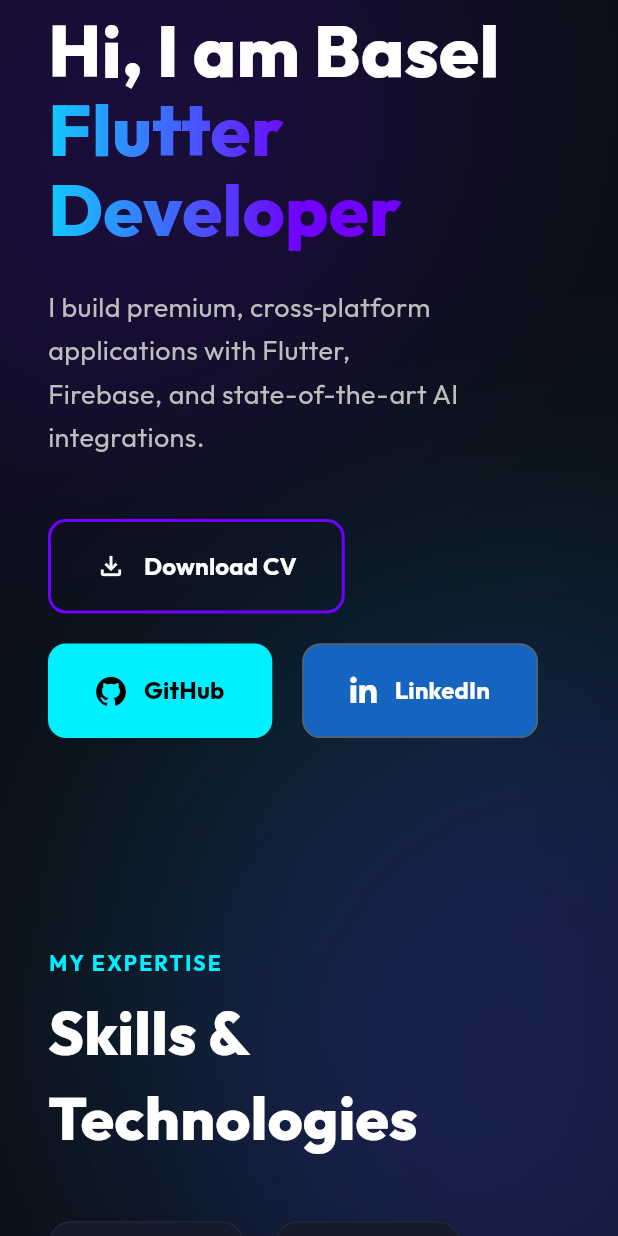
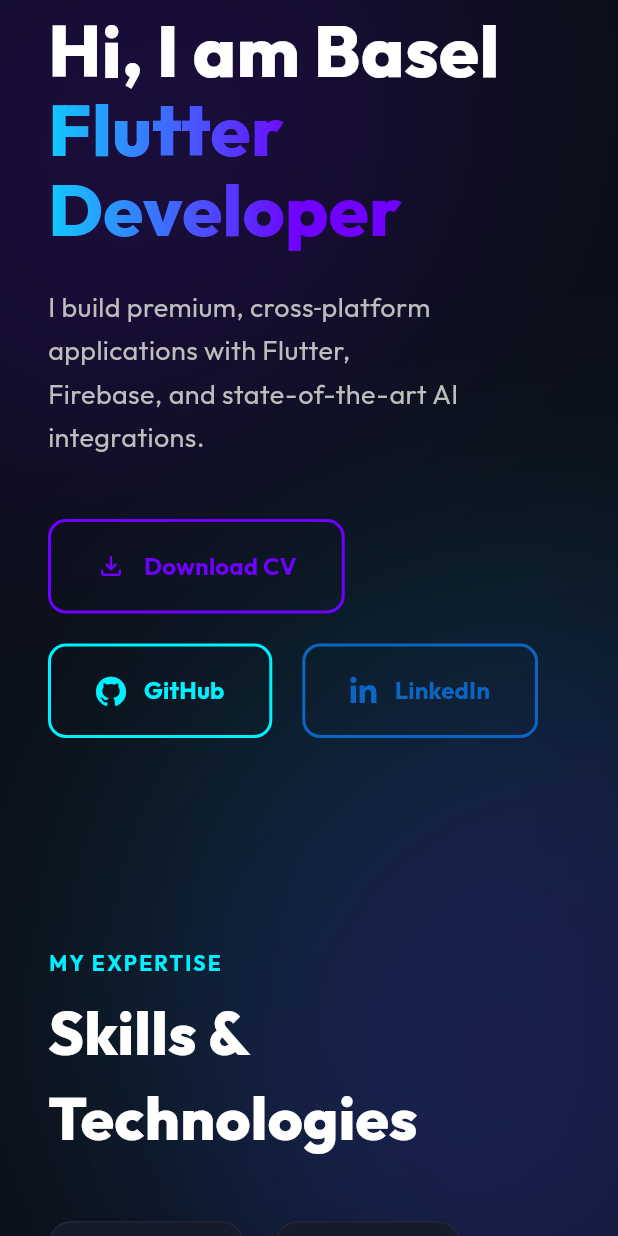
Before and after one commit to Baseljamal/Portfolio, a Flutter app: the screen it shows after launch, scrolled down 576 dp, after a tap on "Download CV", on a phone screen of 412 x 824 dp. Run offline on Flutter 3.47's test engine with Material 3 defaults, Android fonts, the phone set to English and light mode, and no system bars; drawn by our look-alikes of flutter_animate; our stand-ins replace font_awesome_flutter, google_fonts.

Commit message:
feat: add CV PDF asset and refactor hero section buttons to outlined style with consistent hover states

```diff
--- a/lib/widgets/hero_section.dart
+++ b/lib/widgets/hero_section.dart
@@ -84,32 +84,27 @@
           spacing: 20,
           runSpacing: 20,
           children: [
-            ElevatedButton(
+            OutlinedButton(
               onPressed: () => launchUrl(
                 Uri.parse(
-                  'https://raw.githubusercontent.com/Baseljamal/Portfolio/main/assets/resume.pdf',
+                  'https://raw.githubusercontent.com/Baseljamal/Portfolio/main/assets/cv.pdf',
                 ),
               ),
               style:
-                  ElevatedButton.styleFrom(
-                    backgroundColor: Colors.transparent,
-                    foregroundColor: Colors.white,
+                  OutlinedButton.styleFrom(
+                    foregroundColor: const Color(0xFF7000FF),
                     padding: const EdgeInsets.symmetric(
                       horizontal: 32,
                       vertical: 20,
                     ),
+                    side: const BorderSide(color: Color(0xFF7000FF), width: 2),
                     shape: RoundedRectangleBorder(
                       borderRadius: BorderRadius.circular(12),
-                      side: const BorderSide(
-                        color: Color(0xFF7000FF),
-                        width: 2,
                     ),
-                    ),
-                    elevation: 0,
                   ).copyWith(
                     backgroundColor: WidgetStateProperty.resolveWith((states) {
                       if (states.contains(WidgetState.hovered)) {
-                        return const Color(0xFF7000FF).withValues(alpha: 0.2);
+                        return const Color(0xFF7000FF).withValues(alpha: 0.1);
                       }
                       return Colors.transparent;
                     }),
@@ -126,19 +121,27 @@
                 ],
               ),
             ),
-            ElevatedButton(
+            OutlinedButton(
               onPressed: () =>
                   launchUrl(Uri.parse('https://github.com/Baseljamal')),
-              style: ElevatedButton.styleFrom(
-                backgroundColor: Theme.of(context).primaryColor,
-                foregroundColor: Colors.black,
+              style:
+                  OutlinedButton.styleFrom(
+                    foregroundColor: const Color(0xFF00F0FF),
                     padding: const EdgeInsets.symmetric(
                       horizontal: 32,
                       vertical: 20,
                     ),
+                    side: const BorderSide(color: Color(0xFF00F0FF), width: 2),
                     shape: RoundedRectangleBorder(
                       borderRadius: BorderRadius.circular(12),
                     ),
+                  ).copyWith(
+                    backgroundColor: WidgetStateProperty.resolveWith((states) {
+                      if (states.contains(WidgetState.hovered)) {
+                        return const Color(0xFF00F0FF).withValues(alpha: 0.1);
+                      }
+                      return Colors.transparent;
+                    }),
                   ),
               child: const Row(
                 mainAxisSize: MainAxisSize.min,
@@ -156,17 +159,24 @@
               onPressed: () => launchUrl(
                 Uri.parse('https://www.linkedin.com/in/basel-jamal-abdullah'),
               ),
-              style: OutlinedButton.styleFrom(
-                foregroundColor: Colors.white,
-                backgroundColor: Colors.blue[800],
-                side: BorderSide(color: Colors.grey.shade700),
+              style:
+                  OutlinedButton.styleFrom(
+                    foregroundColor: const Color(0xFF0A66C2),
                     padding: const EdgeInsets.symmetric(
                       horizontal: 32,
                       vertical: 20,
                     ),
+                    side: const BorderSide(color: Color(0xFF0A66C2), width: 2),
                     shape: RoundedRectangleBorder(
                       borderRadius: BorderRadius.circular(12),
                     ),
+                  ).copyWith(
+                    backgroundColor: WidgetStateProperty.resolveWith((states) {
+                      if (states.contains(WidgetState.hovered)) {
+                        return const Color(0xFF0A66C2).withValues(alpha: 0.1);
+                      }
+                      return Colors.transparent;
+                    }),
                   ),
               child: const Row(
                 mainAxisSize: MainAxisSize.min,
```
Also changed, not shown: 1 other file. Lines whose indentation alone changed are shown as unchanged.
